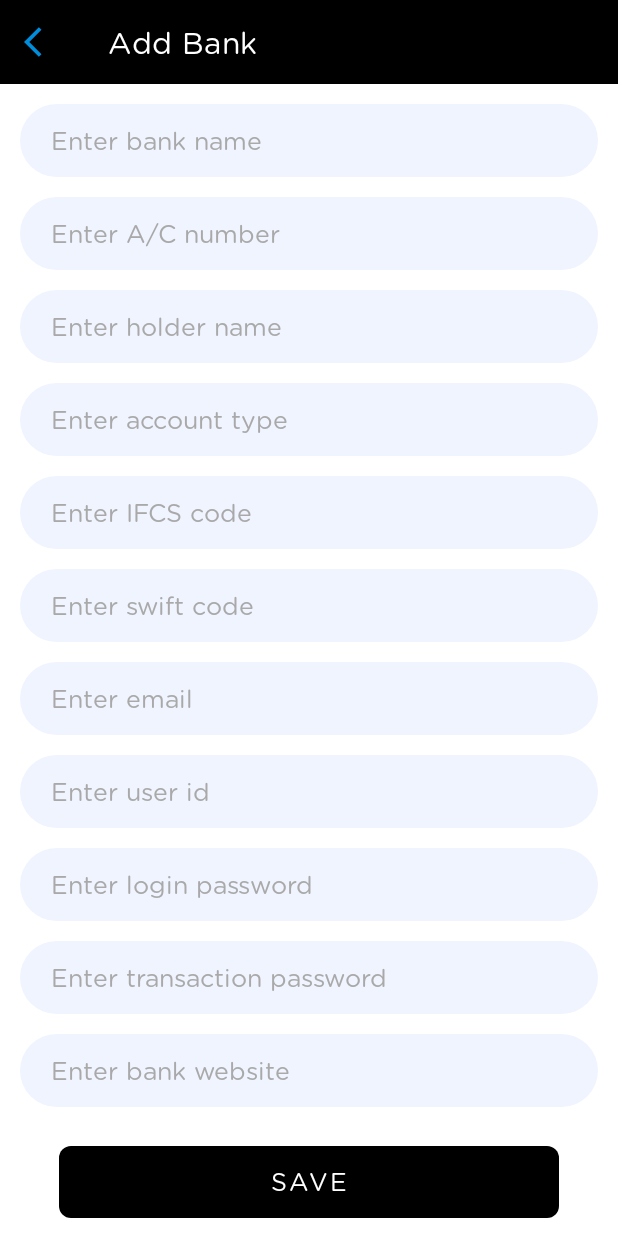
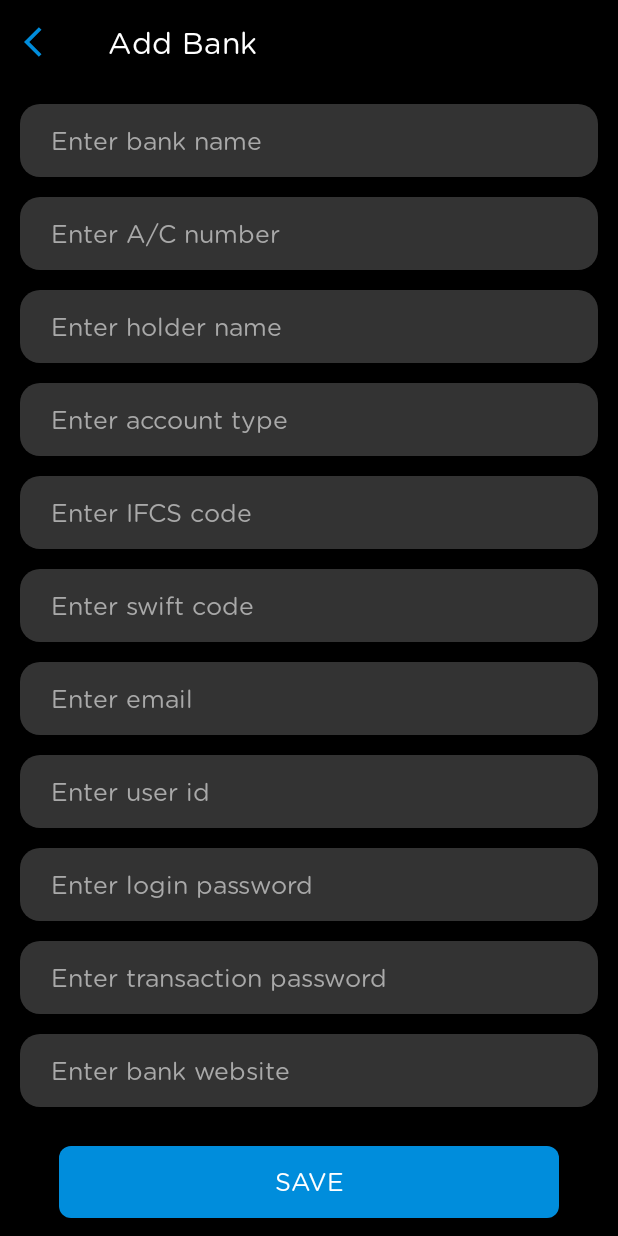
Before and after one commit to princeparmar0123/gallerylock, an Android app: the AddBankActivity screen opened directly, with no data from a screen before it, on a phone screen of 412 x 824 dp. Run offline under Robolectric (Android 15) with nearby library versions, the phone set to English and light mode, and no system bars; our stand-ins replace sdp/ssp sizes.

Commit message:
all designing changes

```diff
--- a/app/src/main/java/com/calculator/vault/lock/hide/photo/video/common/utils/DummyClass.kt
+++ b/app/src/main/java/com/calculator/vault/lock/hide/photo/video/common/utils/DummyClass.kt
@@ -11,13 +11,13 @@ class DummyClass {
             HomeTask(R.drawable.photos_new_2x,"Photos"),
             HomeTask(R.drawable.video_new_2x,"Videos"),
             HomeTask(R.drawable.intruder_2x,"Camera"),
-            HomeTask(R.drawable.browser_2x,"Secret Browser"),
+            HomeTask(R.drawable.browser_2x,"Intruder Selfie"),
             HomeTask(R.drawable.secret_note_2x,"Secret Note"),
             HomeTask(R.drawable.contact_2x,"Contact"),
             HomeTask(R.drawable.recycle_bin_2x,"Recycle Bin"),
             HomeTask(R.drawable.password_new_2x,"Password"),
-            HomeTask(R.drawable.msg_2x,"Message"),
-            HomeTask(R.drawable.doc_2x,"Documents"),
+//            HomeTask(R.drawable.msg_2x,"Message"),
+//            HomeTask(R.drawable.doc_2x,"Documents"),
 
           )
 
--- a/app/src/main/java/com/calculator/vault/lock/hide/photo/video/ui/home/HomeActivity.kt
+++ b/app/src/main/java/com/calculator/vault/lock/hide/photo/video/ui/home/HomeActivity.kt
@@ -130,16 +130,11 @@ class HomeActivity : BaseActivity<ActivityHomeBinding>(R.layout.activity_home),
         adapter?.setItemClickListener { view, position, s ->
             when (position) {
                 0 -> {
-                    // AdmobAdManager.getInstance(this).loadInterstitialAd(this, PreferencesManager.getInterstitialId(this), 0) {
                     startActivity<Videos_Activity>()
-                    //  }
                 }
                 1 -> {
                     startActivity<PhotosActivity>()
                 }
-//                2 -> {
-//
-//                }
                 2 -> {
                     startActivity<SecretNoteActivity>()
                 }
--- a/app/src/main/res/drawable/allow_back.xml
+++ b/app/src/main/res/drawable/allow_back.xml
@@ -1,6 +1,6 @@
 <?xml version="1.0" encoding="utf-8"?>
 <shape xmlns:android="http://schemas.android.com/apk/res/android"
     android:shape="rectangle">
-    <solid android:color="@color/colorAccent" />
+    <solid android:color="@color/color_blue" />
     <corners android:radius="@dimen/_6sdp" />
 </shape>
--- a/app/src/main/res/drawable/edit_text.xml
+++ b/app/src/main/res/drawable/edit_text.xml
@@ -2,5 +2,5 @@
 <shape xmlns:android="http://schemas.android.com/apk/res/android"
     android:shape="rectangle">
     <solid android:color="@color/colorAccentTwo" />
-    <corners android:radius="@dimen/_25sdp" />
+    <corners android:radius="@dimen/_10sdp" />
 </shape>
--- a/app/src/main/res/layout/activity_add_bank.xml
+++ b/app/src/main/res/layout/activity_add_bank.xml
@@ -4,7 +4,7 @@
     xmlns:tools="http://schemas.android.com/tools"
     android:layout_width="match_parent"
     android:layout_height="match_parent"
-    android:background="@color/White">
+    android:background="@color/black">
 
 
     <androidx.appcompat.widget.Toolbar
@@ -41,7 +41,7 @@
                     android:layout_marginTop="@dimen/_10sdp"
                     android:layout_marginRight="@dimen/_10sdp"
                     android:background="@drawable/edit_text"
-                    android:backgroundTint="@color/color_background_layout"
+                    android:backgroundTint="@color/color_black"
                     android:gravity="center_vertical"
                     android:hint="Enter bank name"
                     android:paddingLeft="@dimen/_16sdp"
@@ -49,7 +49,7 @@
                     android:paddingRight="@dimen/_16sdp"
                     android:paddingBottom="@dimen/_10sdp"
                     android:singleLine="true"
-                    android:textColor="@color/black"
+                    android:textColor="@color/White"
                     android:textColorHint="@color/gray"
                     android:textCursorDrawable="@null"
                     android:textSize="@dimen/_13sdp" />
@@ -65,14 +65,14 @@
                     android:background="@drawable/edit_text"
                     android:gravity="center_vertical"
                     android:hint="Enter A/C number"
-                    android:backgroundTint="@color/color_background_layout"
+                    android:backgroundTint="@color/color_black"
                     android:inputType="number"
                     android:paddingLeft="@dimen/_16sdp"
                     android:paddingTop="@dimen/_10sdp"
                     android:paddingRight="@dimen/_16sdp"
                     android:paddingBottom="@dimen/_10sdp"
                     android:singleLine="true"
-                    android:textColor="@color/black"
+                    android:textColor="@color/White"
                      android:textColorHint="@color/gray"
                     android:textCursorDrawable="@null"
                     android:textSize="@dimen/_13sdp" />
@@ -88,13 +88,13 @@
                     android:background="@drawable/edit_text"
                     android:gravity="center_vertical"
                     android:hint="Enter holder name"
-                    android:backgroundTint="@color/color_background_layout"
+                    android:backgroundTint="@color/color_black"
                     android:paddingLeft="@dimen/_16sdp"
                     android:paddingTop="@dimen/_10sdp"
                     android:paddingRight="@dimen/_16sdp"
                     android:paddingBottom="@dimen/_10sdp"
                     android:singleLine="true"
-                    android:textColor="@color/black"
+                    android:textColor="@color/White"
                      android:textColorHint="@color/gray"
                     android:textCursorDrawable="@null"
                     android:textSize="@dimen/_13sdp" />
@@ -110,13 +110,13 @@
                     android:background="@drawable/edit_text"
                     android:gravity="center_vertical"
                     android:hint="Enter account type"
-                    android:backgroundTint="@color/color_background_layout"
+                    android:backgroundTint="@color/color_black"
                     android:paddingLeft="@dimen/_16sdp"
                     android:paddingTop="@dimen/_10sdp"
                     android:paddingRight="@dimen/_16sdp"
                     android:paddingBottom="@dimen/_10sdp"
                     android:singleLine="true"
-                    android:textColor="@color/black"
+                    android:textColor="@color/White"
                      android:textColorHint="@color/gray"
                     android:textCursorDrawable="@null"
                     android:textSize="@dimen/_13sdp" />
@@ -132,13 +132,13 @@
                     android:background="@drawable/edit_text"
                     android:gravity="center_vertical"
                     android:hint="Enter IFCS code"
-                    android:backgroundTint="@color/color_background_layout"
+                    android:backgroundTint="@color/color_black"
                     android:paddingLeft="@dimen/_16sdp"
                     android:paddingTop="@dimen/_10sdp"
                     android:paddingRight="@dimen/_16sdp"
                     android:paddingBottom="@dimen/_10sdp"
                     android:singleLine="true"
-                    android:textColor="@color/black"
+                    android:textColor="@color/White"
                      android:textColorHint="@color/gray"
                     android:textCursorDrawable="@null"
                     android:textSize="@dimen/_13sdp" />
@@ -154,13 +154,13 @@
                     android:background="@drawable/edit_text"
                     android:gravity="center_vertical"
                     android:hint="Enter swift code"
-                    android:backgroundTint="@color/color_background_layout"
+                    android:backgroundTint="@color/color_black"
                     android:paddingLeft="@dimen/_16sdp"
                     android:paddingTop="@dimen/_10sdp"
                     android:paddingRight="@dimen/_16sdp"
                     android:paddingBottom="@dimen/_10sdp"
                     android:singleLine="true"
-                    android:textColor="@color/black"
+                    android:textColor="@color/White"
                      android:textColorHint="@color/gray"
                     android:textCursorDrawable="@null"
                     android:textSize="@dimen/_13sdp" />
@@ -176,13 +176,13 @@
                     android:background="@drawable/edit_text"
                     android:gravity="center_vertical"
                     android:hint="Enter email"
-                    android:backgroundTint="@color/color_background_layout"
+                    android:backgroundTint="@color/color_black"
                     android:paddingLeft="@dimen/_16sdp"
                     android:paddingTop="@dimen/_10sdp"
                     android:paddingRight="@dimen/_16sdp"
                     android:paddingBottom="@dimen/_10sdp"
                     android:singleLine="true"
-                    android:textColor="@color/black"
+                    android:textColor="@color/White"
                      android:textColorHint="@color/gray"
                     android:textCursorDrawable="@null"
                     android:textSize="@dimen/_13sdp" />
@@ -198,13 +198,13 @@
                     android:background="@drawable/edit_text"
                     android:gravity="center_vertical"
                     android:hint="Enter user id"
-                    android:backgroundTint="@color/color_background_layout"
+                    android:backgroundTint="@color/color_black"
                     android:paddingLeft="@dimen/_16sdp"
                     android:paddingTop="@dimen/_10sdp"
                     android:paddingRight="@dimen/_16sdp"
                     android:paddingBottom="@dimen/_10sdp"
                     android:singleLine="true"
-                    android:textColor="@color/black"
+                    android:textColor="@color/White"
                      android:textColorHint="@color/gray"
                     android:textCursorDrawable="@null"
                     android:textSize="@dimen/_13sdp" />
@@ -220,14 +220,14 @@
                     android:background="@drawable/edit_text"
                     android:gravity="center_vertical"
                     android:hint="Enter login password"
-                    android:backgroundTint="@color/color_background_layout"
+                    android:backgroundTint="@color/color_black"
                     android:inputType="text"
                     android:paddingLeft="@dimen/_16sdp"
                     android:paddingTop="@dimen/_10sdp"
                     android:paddingRight="@dimen/_16sdp"
                     android:paddingBottom="@dimen/_10sdp"
                     android:singleLine="true"
-                    android:textColor="@color/black"
+                    android:textColor="@color/White"
                      android:textColorHint="@color/gray"
                     android:textCursorDrawable="@null"
                     android:textSize="@dimen/_13sdp" />
@@ -243,14 +243,14 @@
                     android:background="@drawable/edit_text"
                     android:gravity="center_vertical"
                     android:hint="Enter transaction password"
-                    android:backgroundTint="@color/color_background_layout"
+                    android:backgroundTint="@color/color_black"
                     android:inputType="text"
                     android:paddingLeft="@dimen/_16sdp"
                     android:paddingTop="@dimen/_10sdp"
                     android:paddingRight="@dimen/_16sdp"
                     android:paddingBottom="@dimen/_10sdp"
                     android:singleLine="true"
-                    android:textColor="@color/black"
+                    android:textColor="@color/White"
                      android:textColorHint="@color/gray"
                     android:textCursorDrawable="@null"
                     android:textSize="@dimen/_13sdp" />
@@ -266,18 +266,18 @@
                     android:background="@drawable/edit_text"
                     android:gravity="center_vertical"
                     android:hint="Enter bank website"
-                    android:backgroundTint="@color/color_background_layout"
+                    android:backgroundTint="@color/color_black"
                     android:paddingLeft="@dimen/_16sdp"
                     android:paddingTop="@dimen/_10sdp"
                     android:paddingRight="@dimen/_16sdp"
                     android:paddingBottom="@dimen/_10sdp"
                     android:singleLine="true"
-                    android:textColor="@color/black"
+                    android:textColor="@color/White"
                      android:textColorHint="@color/gray"
                     android:textCursorDrawable="@null"
                     android:textSize="@dimen/_13sdp" />
 
-                <Button
+                <androidx.appcompat.widget.AppCompatButton
                     android:id="@+id/bank_save"
                     android:layout_width="match_parent"
                     android:layout_height="wrap_content"
--- a/app/src/main/res/layout/activity_intruder.xml
+++ b/app/src/main/res/layout/activity_intruder.xml
@@ -8,7 +8,7 @@
 
         android:layout_width="match_parent"
         android:layout_height="match_parent"
-        android:background="@color/colorWhite">
+        android:background="@color/black">
 
         <androidx.appcompat.widget.Toolbar
             android:id="@+id/toolbar"
@@ -60,8 +60,8 @@
                 android:layout_margin="@dimen/_20sdp"
                 android:visibility="gone"
                 app:fabSize="normal"
-                app:fab_colorNormal="@color/colorAccent"
-                app:fab_colorPressed="@color/colorAccent"
+                app:fab_colorNormal="@color/color_blue"
+                app:fab_colorPressed="@color/color_blue"
                 app:fab_icon="@drawable/iv_delete" />
         </RelativeLayout>
 
--- a/app/src/main/res/layout/activity_note.xml
+++ b/app/src/main/res/layout/activity_note.xml
@@ -78,8 +78,8 @@
                 android:visibility="gone"
                 app:fabSize="normal"
                 app:fab_icon="@drawable/iv_delete"
-                fab:fab_colorNormal="@color/colorAccent"
-                fab:fab_colorPressed="@color/colorAccent" />
+                fab:fab_colorNormal="@color/color_blue"
+                fab:fab_colorPressed="@color/color_blue" />
         </RelativeLayout>
 
         <FrameLayout
--- a/app/src/main/res/layout/activity_password.xml
+++ b/app/src/main/res/layout/activity_password.xml
@@ -6,7 +6,7 @@
     <LinearLayout
         android:orientation="vertical"
         android:layout_width="match_parent"
-        android:layout_height="wrap_content">
+        android:layout_height="match_parent">
 
         <androidx.appcompat.widget.Toolbar
             android:id="@+id/password_toolbar"
--- a/app/src/main/res/layout/activity_photos.xml
+++ b/app/src/main/res/layout/activity_photos.xml
@@ -209,7 +209,7 @@
         android:textSize="@dimen/_12sdp"
         android:visibility="gone"/>
 
-    <Button
+    <androidx.appcompat.widget.AppCompatButton
         android:id="@+id/permissionBtn"
         android:layout_width="match_parent"
         android:layout_height="wrap_content"
```
Also changed, not shown: app/src/main/res/layout/activity_add_card.xml (+16 -16 lines), app/src/main/res/layout/activity_add_social.xml (+13 -13 lines), app/src/main/res/layout/activity_bank.xml (+7 -6 lines), app/src/main/res/layout/activity_card.xml (+8 -6 lines), app/src/main/res/layout/activity_social.xml (+7 -6 lines), app/src/main/res/layout/item_bank.xml (+5 -5 lines), app/src/main/res/layout/item_card.xml (+4 -4 lines), app/src/main/res/layout/item_note.xml (+22 -10 lines), app/src/main/res/layout/item_password.xml (+4 -4 lines), app/src/main/res/layout/item_social.xml (+4 -4 lines).
